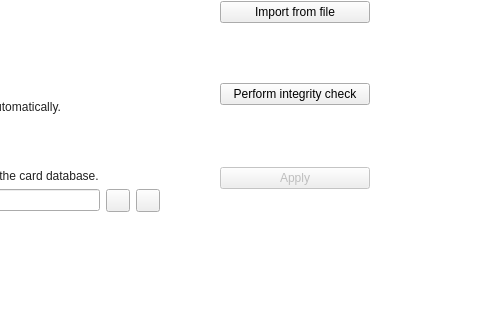
Above: src/MainWindow.ui from mooltipass/moolticute before the change; both pictures show x 342 to 822 and y 233 to 553 of the 822 by 553 pixel window. Below: the same form after it.
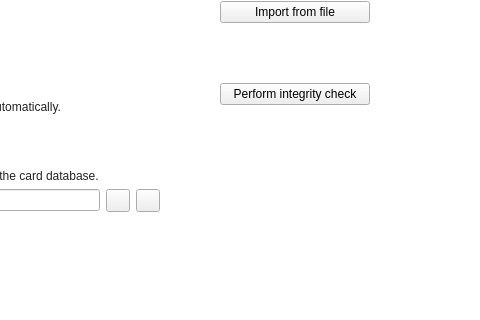
That is the form after the change. Icons and pictures are not drawn. Custom widgets are drawn as their Qt base class.

Commit message: Remove Set tracking path button

What changed in the file:
```diff
--- a/src/MainWindow.ui
+++ b/src/MainWindow.ui
@@ -1464,16 +1464,6 @@
             </item>
            </layout>
           </item>
-          <item row="3" column="1">
-           <widget class="QPushButton" name="pushButton_applyBackupTrackingChanges">
-            <property name="enabled">
-             <bool>false</bool>
-            </property>
-            <property name="text">
-             <string>Apply</string>
-            </property>
-           </widget>
-          </item>
          </layout>
         </item>
         <item>
```
Left out of the diff: 3 changed lines with no effect on the pictures. The commit also changes 3 other files.
